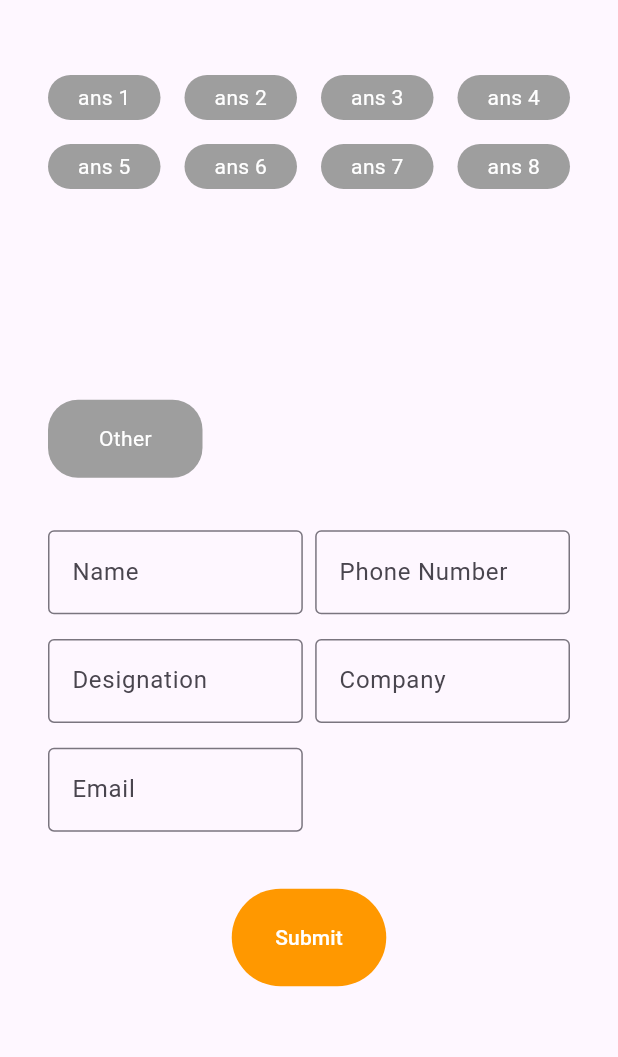
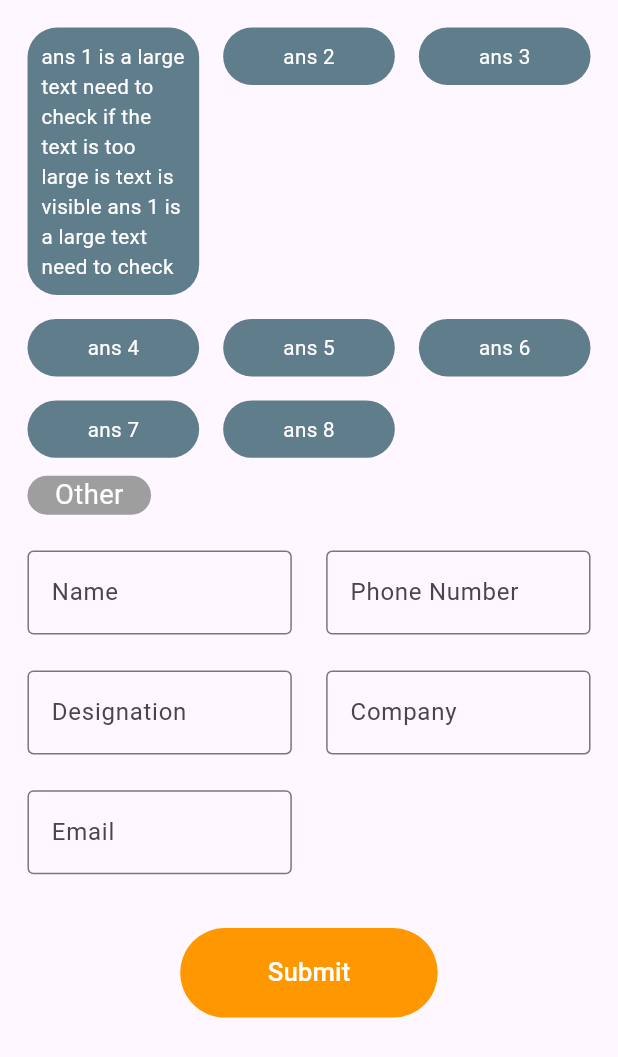
Before and after one commit to javed-khan-developer/exhibition_data_collection, a Flutter app: the screen it shows after launch, on a phone screen of 412 x 824 dp. Shown: the top 1057 px of the screen. Run offline on Flutter 3.47's test engine with Material 3 defaults, Android fonts, the light colour scheme and no system bars; our stand-ins replace bot_toast, cloud_firestore, dio, firebase_core, flutter_screenutil; accounts and stored records are empty.

Commit message:
new branch added

```diff
--- a/lib/main.dart
+++ b/lib/main.dart
@@ -1,6 +1,7 @@
 import 'package:bot_toast/bot_toast.dart';
 import 'package:firebase_core/firebase_core.dart';
 import 'package:flutter/material.dart';
+import 'package:flutter_screenutil/flutter_screenutil.dart';
 import 'firebase_options.dart';
 import 'screen/home_screen.dart';
 
@@ -17,6 +18,11 @@ class MyApp extends StatelessWidget {
 
   @override
   Widget build(BuildContext context) {
+    return ScreenUtilInit(
+        designSize: const Size(360, 690),
+        minTextAdapt: true,
+        splitScreenMode: true,
+        builder: (context, _) {
           return MaterialApp(
             debugShowCheckedModeBanner: false,
             title: 'Exhibition Data Collection',
@@ -25,8 +31,10 @@ class MyApp extends StatelessWidget {
             theme: ThemeData(
               colorScheme: ColorScheme.fromSeed(seedColor: Colors.deepPurple),
               useMaterial3: true,
+              primarySwatch: Colors.blue,
             ),
             home: const HomeScreen(),
           );
+        });
   }
 }
--- a/lib/screen/home_screen.dart
+++ b/lib/screen/home_screen.dart
@@ -1,9 +1,8 @@
-import 'dart:developer';
-
 import 'package:bot_toast/bot_toast.dart';
 import 'package:dio/dio.dart';
 import 'package:flutter/material.dart';
 import 'package:flutter/services.dart';
+import 'package:flutter_screenutil/flutter_screenutil.dart';
 
 import '../services/firebase_services.dart';
 
@@ -17,7 +16,10 @@ class HomeScreen extends StatefulWidget {
 class _HomeScreenState extends State<HomeScreen> {
   bool _isOtherTabSelected = false;
   final List<TabList> _tabList = [
-    TabList(isSelected: false, answer: 'ans 1'),
+    TabList(
+        isSelected: false,
+        answer:
+            'ans 1 is a large text need to check if the text is too large is text is visible ans 1 is a large text need to check '),
     TabList(isSelected: false, answer: 'ans 2'),
     TabList(isSelected: false, answer: 'ans 3'),
     TabList(isSelected: false, answer: 'ans 4'),
@@ -54,7 +56,7 @@ class _HomeScreenState extends State<HomeScreen> {
     return Scaffold(
       body: OrientationBuilder(builder: (context, orientation) {
         return Padding(
-          padding: const EdgeInsets.symmetric(horizontal: 32, vertical: 50),
+          padding: EdgeInsets.symmetric(horizontal: 16.sp, vertical: 16.sp),
           child: SingleChildScrollView(
             physics: const AlwaysScrollableScrollPhysics(),
             child: Column(
@@ -73,45 +75,45 @@ class _HomeScreenState extends State<HomeScreen> {
   Widget _buildTabs(BuildContext context, Orientation orientation) {
     return Column(
       children: [
-        SizedBox(
-          height: orientation == Orientation.landscape ? 210 : 200,
-          child: GridView.builder(
-            itemCount: _tabList.length,
-            gridDelegate: const SliverGridDelegateWithFixedCrossAxisCount(
-              crossAxisCount: 4,
-              mainAxisSpacing: 16,
-              crossAxisSpacing: 16,
-              childAspectRatio: 2.5,
-            ),
-            itemBuilder: (BuildContext context, int index) {
+        Wrap(
+          spacing: 16,
+          runSpacing: 16,
+          children: [
+            ..._tabList.map<Widget>((element) {
               return InkWell(
-
                 onTap: () {
                   setState(() {});
-                  if (_tabList[index].isSelected) {
-                    _tabList[index].isSelected = false;
+                  if (element.isSelected) {
+                    element.isSelected = false;
                   } else {
-                    _tabList[index].isSelected = true;
+                    element.isSelected = true;
                   }
                 },
                 child: Container(
+                  width: 100.w,
                   decoration: BoxDecoration(
                     borderRadius: BorderRadius.circular(20),
-                    color:
-                        _tabList[index].isSelected ? Colors.green : Colors.grey,
+                    color: element.isSelected ? Colors.green : Colors.blueGrey,
                   ),
                   child: Center(
+                    child: Padding(
+                      padding: EdgeInsets.symmetric(
+                          horizontal: 8.sp, vertical: 8.sp),
                       child: Text(
-                      _tabList[index].answer,
-                      style: const TextStyle(color: Colors.white),
+                        element.answer,
+                        style: TextStyle(
+                          color: Colors.white,
+                          fontSize: 12.sp,
+                        ),
+                      ),
                     ),
                   ),
                 ),
               );
-            },
+            }).toList(),
+          ],
         ),
-        ),
-        SizedBox(height: MediaQuery.of(context).size.height / 50),
+        SizedBox(height: 10.h),
         Row(
           children: [
             InkWell(
@@ -121,22 +123,21 @@ class _HomeScreenState extends State<HomeScreen> {
               },
               child: Expanded(
                 child: Container(
-                  padding: const EdgeInsets.all(16),
-                  width: MediaQuery.sizeOf(context).width / 4,
+                  padding: EdgeInsets.symmetric(horizontal: 16.sp),
                   decoration: BoxDecoration(
                     borderRadius: BorderRadius.circular(20),
                     color: _isOtherTabSelected ? Colors.green : Colors.grey,
                   ),
-                  child: const Center(
+                  child: Center(
                     child: Text(
                       'Other',
-                      style: TextStyle(color: Colors.white),
+                      style: TextStyle(color: Colors.white, fontSize: 16.sp),
                     ),
                   ),
                 ),
               ),
             ),
-            SizedBox(width: MediaQuery.sizeOf(context).width / 50),
+            SizedBox(width: 10.w),
             _isOtherTabSelected
                 ? Expanded(
                     child: TextField(
@@ -151,7 +152,7 @@ class _HomeScreenState extends State<HomeScreen> {
                 : const SizedBox(),
           ],
         ),
-        const SizedBox(height: 30),
+        SizedBox(height: 20.h),
       ],
     );
   }
@@ -159,7 +160,6 @@ class _HomeScreenState extends State<HomeScreen> {
   Widget _buildUserDetailForm(BuildContext context) {
     return Column(
       children: [
-        const SizedBox(height: 5),
         Row(
           children: [
             Expanded(
@@ -174,7 +174,7 @@ class _HomeScreenState extends State<HomeScreen> {
                 ),
               ),
             ),
-            SizedBox(width: MediaQuery.sizeOf(context).width / 50),
+            SizedBox(width: 20.w),
             Expanded(
               child: TextField(
                 keyboardType: TextInputType.phone,
@@ -194,7 +194,7 @@ class _HomeScreenState extends State<HomeScreen> {
             ),
           ],
         ),
-        SizedBox(height: MediaQuery.sizeOf(context).height / 50),
+        SizedBox(height: 20.h),
         Row(
           children: [
             Expanded(
@@ -209,7 +209,7 @@ class _HomeScreenState extends State<HomeScreen> {
                 ),
               ),
             ),
-            SizedBox(width: MediaQuery.sizeOf(context).width / 50),
+            SizedBox(width: 20.w),
             Expanded(
               child: TextField(
                 textInputAction: TextInputAction.next,
@@ -224,7 +224,7 @@ class _HomeScreenState extends State<HomeScreen> {
             ),
           ],
         ),
-        SizedBox(height: MediaQuery.sizeOf(context).height / 50),
+        SizedBox(height: 20.h),
         Row(
           children: [
             Expanded(
@@ -239,21 +239,19 @@ class _HomeScreenState extends State<HomeScreen> {
                 ),
               ),
             ),
-            SizedBox(width: MediaQuery.sizeOf(context).width / 50),
+            SizedBox(width: 20.w),
             const Spacer()
           ],
         ),
+        SizedBox(height: 30.h),
       ],
     );
   }
 
   Widget _buildSubmitButton(BuildContext context, Orientation orientation) {
-    return Padding(
-      padding: const EdgeInsets.only(top: 38.0),
-      child: Container(
-        padding: const EdgeInsets.only(bottom: 25),
-        width: MediaQuery.sizeOf(context).width / 4,
-        height: orientation == Orientation.landscape ? 90 : 90,
+    return SizedBox(
+      width: 150.w,
+      height: orientation == Orientation.landscape ? 50.h : 50.h,
       child: ElevatedButton(
         style: ElevatedButton.styleFrom(
             backgroundColor: Colors.orange, elevation: 0),
@@ -265,10 +263,9 @@ class _HomeScreenState extends State<HomeScreen> {
           );
           _submitUserSelectedData();
         },
-          child: const Text(
+        child: Text(
           'Submit',
-            style: TextStyle(color: Colors.white),
-          ),
+          style: TextStyle(color: Colors.white, fontSize: 15.sp),
         ),
       ),
     );
--- a/pubspec.yaml
+++ b/pubspec.yaml
@@ -39,6 +39,7 @@ dependencies:
   cloud_firestore: ^4.14.0
   bot_toast: ^4.1.3
   dio: ^5.4.0
+  flutter_screenutil: ^5.9.0
 
 dev_dependencies:
   flutter_test:
```
Also changed, not shown: pubspec.lock. Lines whose indentation alone changed are shown as unchanged.
